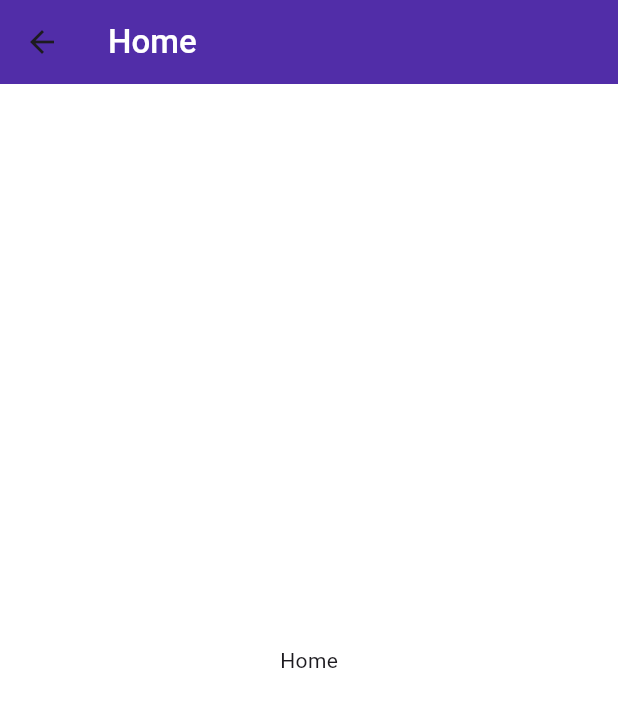
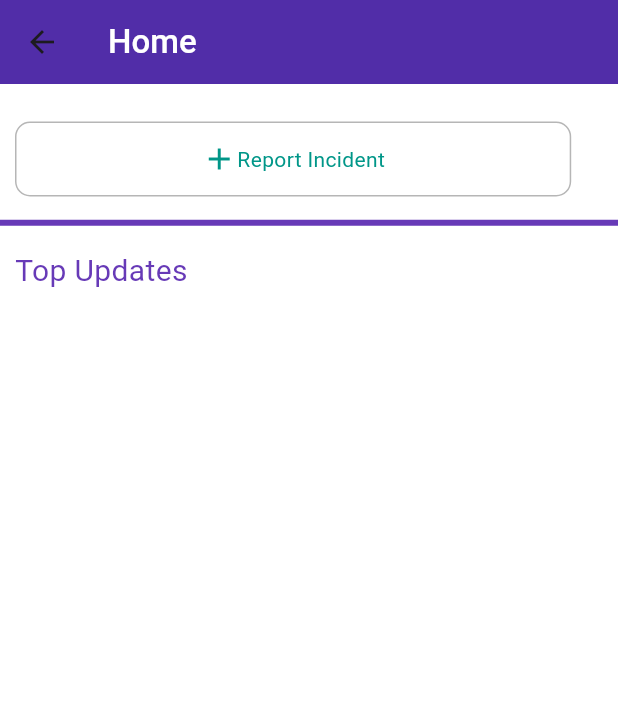
Before and after one commit to Nasiali-Eden/CityWatch, a Flutter app: the UserHomeScreen screen opened directly, on a phone screen of 412 x 824 dp. Shown: the top 707 px of the screen. Run offline on Flutter 3.47's test engine with Material 3 defaults, Android fonts, the phone set to English and light mode, and no system bars; our stand-ins replace cloud_firestore, firebase_auth, firebase_core; accounts and stored records are empty.

Commit message:
User Home

```diff
--- a/lib/User/Home/HomeScreen/user_homescreen.dart
+++ b/lib/User/Home/HomeScreen/user_homescreen.dart
@@ -10,6 +10,7 @@ class UserHomeScreen extends StatefulWidget {
 class _UserHomeScreenState extends State<UserHomeScreen> {
   @override
   Widget build(BuildContext context) {
+    final double deviceWidth = MediaQuery.of(context).size.width;
     return Scaffold(
       backgroundColor: Colors.white,
       appBar: PreferredSize(
@@ -19,7 +20,8 @@ class _UserHomeScreenState extends State<UserHomeScreen> {
             color: Colors.deepPurple[700],
             boxShadow: [
               BoxShadow(
-                color: Colors.white.withAlpha((0.05 * 255).toInt()), // Shadow color with opacity
+                color: Colors.white.withAlpha(
+                    (0.05 * 255).toInt()), // Shadow color with opacity
                 blurRadius: 4.0, // Adjust the blur radius
                 offset: Offset(0, 3), // Position of the shadow
               ),
@@ -27,7 +29,7 @@ class _UserHomeScreenState extends State<UserHomeScreen> {
           ),
           child: AppBar(
             backgroundColor:
-            Colors.transparent, // Make the AppBar background transparent
+                Colors.transparent, // Make the AppBar background transparent
             elevation: 0, // Remove default shadow
             title: Text(
               'Home',
@@ -40,8 +42,54 @@ class _UserHomeScreenState extends State<UserHomeScreen> {
           ),
         ),
       ),
-      body: Center(
-        child: Text('Home'),
+      body: SingleChildScrollView(
+        child: Column(
+          crossAxisAlignment: CrossAxisAlignment.start,
+          children: [
+            SizedBox(
+              height: 15,
+            ),
+            Container(
+              margin: EdgeInsets.all(10),
+              width: 0.90 * deviceWidth,
+              height: 50,
+              padding: EdgeInsets.all(10),
+              decoration: BoxDecoration(
+                  borderRadius: BorderRadius.circular(10),
+                  border: Border.all(
+                    color: Color.fromRGBO(182, 182, 182, 1.0),
+                  )),
+              child: Row(
+                mainAxisAlignment: MainAxisAlignment.center,
+                children: [
+                  GestureDetector(
+                    child: Icon(
+                      Icons.add,
+                      color: Colors.teal,
+                    ),
+                    onTap: () {},
+                  ),
+                  Text(
+                    'Report Incident',
+                    style: TextStyle(color: Colors.teal),
+                  )
+                ],
+              ),
+            ),
+            Divider(
+              color: Colors.deepPurple, // Line color
+              thickness: 4.0, // Line thickness
+              height: 15.0, // Space above and below the line
+            ),
+            Container(
+              margin: EdgeInsets.all(10),
+              child: Text(
+                'Top Updates',
+                style: TextStyle(color: Colors.deepPurple, fontSize: 20),
+              ),
+            )
+          ],
+        ),
       ),
     );
   }
--- a/lib/User/Home/Reports/user_reports.dart
+++ b/lib/User/Home/Reports/user_reports.dart
@@ -19,7 +19,7 @@ class _UserReportsState extends State<UserReports> {
             color: Colors.deepPurple[700],
             boxShadow: [
               BoxShadow(
-                color: Colors.white.withAlpha((0.05 * 255).toInt()), // Shadow color with opacity
+                color: Colors.deepPurpleAccent.withAlpha((0.05 * 255).toInt()), // Shadow color with opacity
                 blurRadius: 4.0, // Adjust the blur radius
                 offset: Offset(0, 3), // Position of the shadow
               ),
@@ -30,7 +30,7 @@ class _UserReportsState extends State<UserReports> {
             Colors.transparent, // Make the AppBar background transparent
             elevation: 0, // Remove default shadow
             title: Text(
-              'Reports',
+              'Incidents',
               style: TextStyle(
                 color: Colors.white,
                 fontWeight: FontWeight.w500,
--- a/lib/User/Home/user_home.dart
+++ b/lib/User/Home/user_home.dart
@@ -81,7 +81,7 @@ class _UserHomeState extends State<UserHome> {
                   },
                 ),
                 Text(
-                  'Reports',
+                  'Incidents',
                   style: TextStyle(
                     fontSize: 11.0,
                     color: currentPage == 1
```
